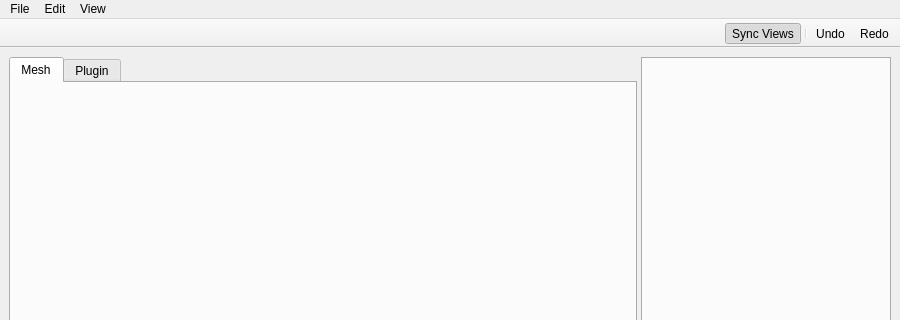
Old version of the form SubVis/app/view/mainwindow.ui in the repository sikessle/subvis; both pictures show x 0 to 900 and y 0 to 320 of the 900 by 700 pixel window.
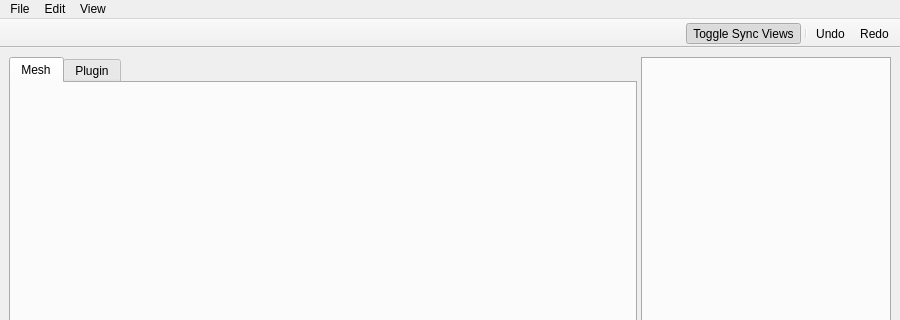
New version of the form. Icons and pictures are not drawn.

Patch:
```diff
--- a/SubVis/app/view/mainwindow.ui
+++ b/SubVis/app/view/mainwindow.ui
@@ -314,7 +314,7 @@
     </iconset>
    </property>
    <property name="text">
-    <string>Sync Views</string>
+    <string>Toggle Sync Views</string>
    </property>
    <property name="toolTip">
     <string>Synchronize Views</string>
```
